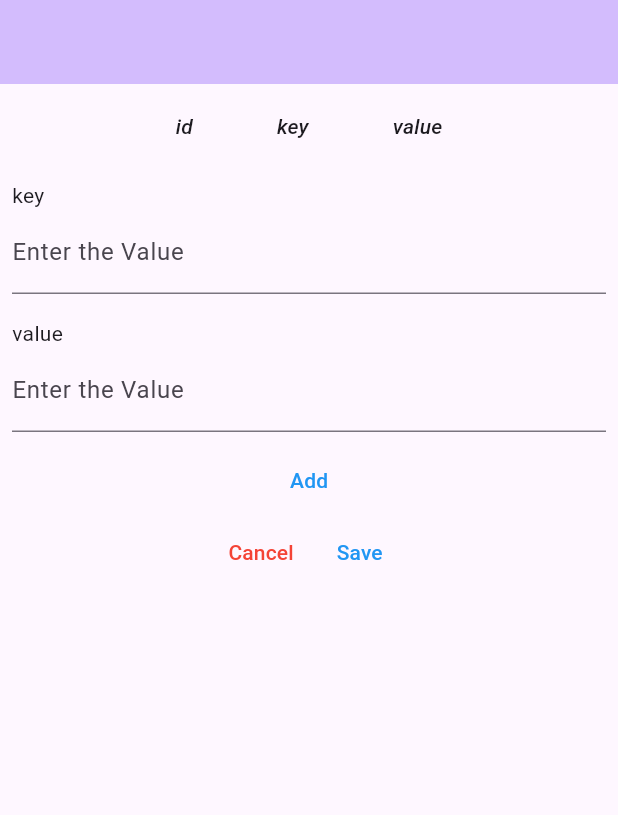
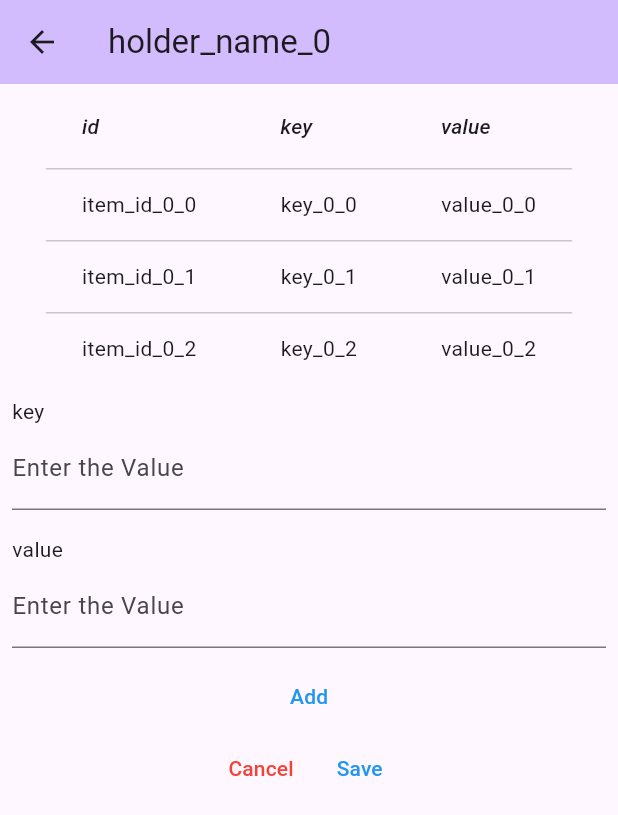
Before and after one commit to Kate941-su/pretty_good_secure_folder, a Flutter app: the screen it shows after launch, after a tap on an icon or button, on a phone screen of 412 x 824 dp. Shown: the top 815 px of the screen. Run offline on Flutter 3.47's test engine with Material 3 defaults, Android fonts, the phone set to English and light mode, and no system bars; our stand-ins replace flutter_hooks, flutter_slidable, freezed_annotation, go_router, hooks_riverpod, riverpod_annotation; generated files the repository leaves out were written again; statements that could not run were skipped.

Commit message:
add: add edit feature

```diff
--- a/pretty_good_secure_folder/lib/go_router/go_router_manager.dart
+++ b/pretty_good_secure_folder/lib/go_router/go_router_manager.dart
@@ -1,6 +1,7 @@
 import 'package:go_router/go_router.dart';
 import 'package:hooks_riverpod/hooks_riverpod.dart';
 import 'package:pretty_good_secure_folder/view/create_item_view.dart';
+import 'package:pretty_good_secure_folder/view/edit_item_view.dart';
 import 'package:pretty_good_secure_folder/view/main_view.dart';
 
 final goRouterProvider = Provider<GoRouter>((ref) {
@@ -20,8 +21,8 @@ final goRouterProvider = Provider<GoRouter>((ref) {
       GoRoute(
         path: '/edit/:id',
         builder: (context, state) {
-          final name = state.pathParameters['name'] ?? "";
-          return CreateItemView(name: name,);
+          final id = state.pathParameters['id'] ?? "";
+          return EditItemView(id: id,);
         },
       ),
     ],
--- a/pretty_good_secure_folder/lib/provider/vault_item_state.dart
+++ b/pretty_good_secure_folder/lib/provider/vault_item_state.dart
@@ -49,5 +49,15 @@ class VaultItemHolderState extends _$VaultItemHolderState {
     }).toList();
   }
 
+  void editHolder({required VaultItemHolder holder}) {
+    state = state.map((item) {
+      if (item.id == holder.id) {
+        return holder;
+      } else {
+        return item;
+      }
+    }).toList();
+  }
+
 
 }
--- a/pretty_good_secure_folder/lib/view/component/slide_item_view.dart
+++ b/pretty_good_secure_folder/lib/view/component/slide_item_view.dart
@@ -21,7 +21,7 @@ class SlideItemView extends HookConsumerWidget {
             SlidableItemWidget(
               vaultItemHolder: vaultItemHolder,
               onTapItem: (item) {
-                context.go('/edit/${vaultItemHolder.id}');
+                context.push('/edit/${vaultItemHolder.id}');
               },
               onTapDelete: (item) {
                 notifier.removeVaultItemHolder(id: vaultItemHolder.id);
--- /dev/null
+++ b/pretty_good_secure_folder/lib/view/edit_item_view.dart
@@ -0,0 +1,171 @@
+import 'package:flutter/cupertino.dart';
+import 'package:flutter/material.dart';
+import 'package:flutter_hooks/flutter_hooks.dart';
+import 'package:go_router/go_router.dart';
+import 'package:hooks_riverpod/hooks_riverpod.dart';
+import 'package:pretty_good_secure_folder/extension/colors+_custom_color.dart';
+import 'package:pretty_good_secure_folder/model/vault_item_holder.dart';
+import 'package:uuid/v4.dart';
+
+import '../model/error/app_error.dart';
+import '../model/vault_item.dart';
+import '../provider/vault_item_state.dart';
+import 'component/text_enter_field.dart';
+
+class EditItemView extends HookConsumerWidget {
+  const EditItemView({required this.id, super.key});
+
+  final String id;
+
+  @override
+  Widget build(BuildContext context, WidgetRef ref) {
+    final keyController = TextEditingController();
+    final valueController = TextEditingController();
+    final keyStringError = useState<AppError?>(null);
+    final valueStringError = useState<AppError?>(null);
+
+    final holder = ref.watch(vaultItemHolderStateProvider.select(
+            (it) => it.firstWhere((it) => it.id == id)));
+    final notifier = ref.read(vaultItemHolderStateProvider.notifier);
+
+
+    useEffect(() {
+      return null;
+    }, [keyController.dispose, valueController.dispose]);
+
+    final vaultItemList = useState<List<VaultItem>>(holder.itemList);
+
+    return Scaffold(
+      appBar: AppBar(
+        backgroundColor: Theme.of(context).colorScheme.inversePrimary,
+        title: Text(holder.name),
+      ),
+      body: SingleChildScrollView(
+        child: Center(
+          child: Column(
+            mainAxisAlignment: MainAxisAlignment.start,
+            children: [
+              DataTable(
+                columns: const <DataColumn>[
+                  DataColumn(
+                    label: Expanded(
+                      child: Text(
+                        'id',
+                        style: TextStyle(fontStyle: FontStyle.italic),
+                      ),
+                    ),
+                  ),
+                  DataColumn(
+                    label: Expanded(
+                      child: Text(
+                        'key',
+                        style: TextStyle(fontStyle: FontStyle.italic),
+                      ),
+                    ),
+                  ),
+                  DataColumn(
+                    label: Expanded(
+                      child: Text(
+                        'value',
+                        style: TextStyle(fontStyle: FontStyle.italic),
+                      ),
+                    ),
+                  ),
+                ],
+                rows: vaultItemList.value.map((it) => DataRow(cells: [
+                  DataCell(Text(it.id)),
+                  DataCell(Text(it.key)),
+                  DataCell(Text(it.value)),
+                ])).toList(growable: false),
+              ),
+              TextEnterField(
+                title: "key",
+                controller: keyController,
+                error: keyStringError.value,
+              ),
+              TextEnterField(
+                title: "value",
+                controller: valueController,
+                error: valueStringError.value,
+              ),
+              TextButton(
+                style: ButtonStyle(
+                  foregroundColor: MaterialStateProperty.all<Color>(
+                    Colors.blue,
+                  ),
+                ),
+                onPressed: () {
+                  if (keyController.text.isEmpty) {
+                    keyStringError.value = AppError.emptyString();
+                  } else if (keyController.text.contains(" ")) {
+                    keyStringError.value = AppError.keyStringError();
+                  } else {
+                    keyStringError.value = null;
+                  }
+
+                  if (valueController.text.isEmpty) {
+                    valueStringError.value = AppError.emptyString();
+                  } else {
+                    valueStringError.value = null;
+                  }
+
+                  if (keyStringError.value != null ||
+                      valueStringError.value != null) {
+                    return;
+                  }
+
+                  final id = UuidV4().generate();
+                  vaultItemList.value = [...vaultItemList.value, VaultItem(
+                    key: keyController.text,
+                    value: valueController.text,
+                    id: UuidV4().generate(),
+                  )];
+                  notifier.addVaultItem(
+                    holderId: id,
+                    item: VaultItem(
+                      key: keyController.text,
+                      value: valueController.text,
+                      id: UuidV4().generate(),
+                    ),
+                  );
+                },
+                child: Text('Add'),
+              ),
+              Row(
+                mainAxisAlignment: MainAxisAlignment.center,
+                children: [
+                  TextButton(
+                    onPressed: () {
+                      context.pop();
+                    },
+                    child: Text('Cancel', style: TextStyle(color: Colors.red)),
+                  ),
+                  TextButton(
+                    style: ButtonStyle(
+                      foregroundColor: MaterialStateProperty.all<Color>(
+                        Colors.blue,
+                      ),
+                    ),
+                    onPressed: () {
+                      if (vaultItemList.value.isNotEmpty) {
+                        final id = UuidV4().generate();
+                        notifier.editHolder(holder: VaultItemHolder(
+                            id: holder.id,
+                            name: holder.name,
+                            itemList: vaultItemList.value));
+                        context.pop();
+                      }
+                    },
+                    child: Text('Save', style: TextStyle(
+                        color: vaultItemList.value.isEmpty ?
+                        CustomColors.disable : null),),
+                  ),
+                ],
+              ),
+            ],
+          ),
+        ),
+      ),
+    );
+  }
+}
```
